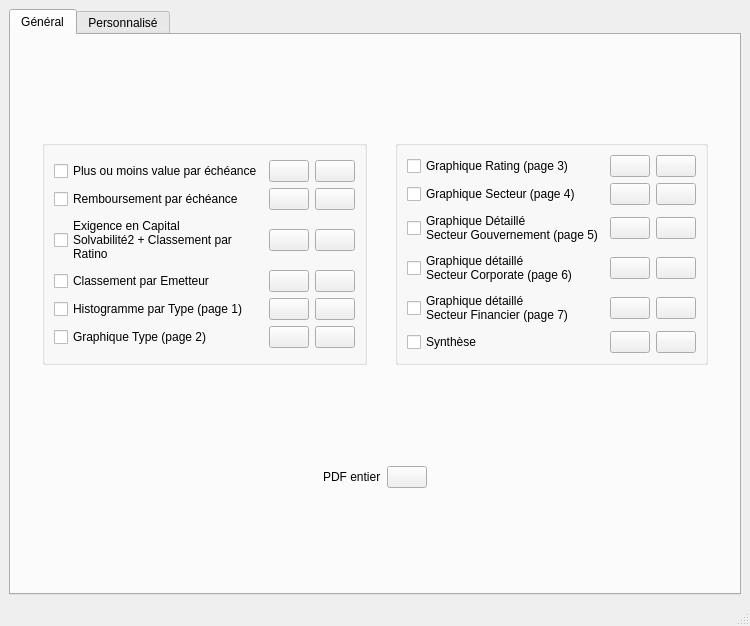
baptiste-pasquier/eurocorporate, file Gestionnaires/GestionnaireEtat.ui: the form before one commit.
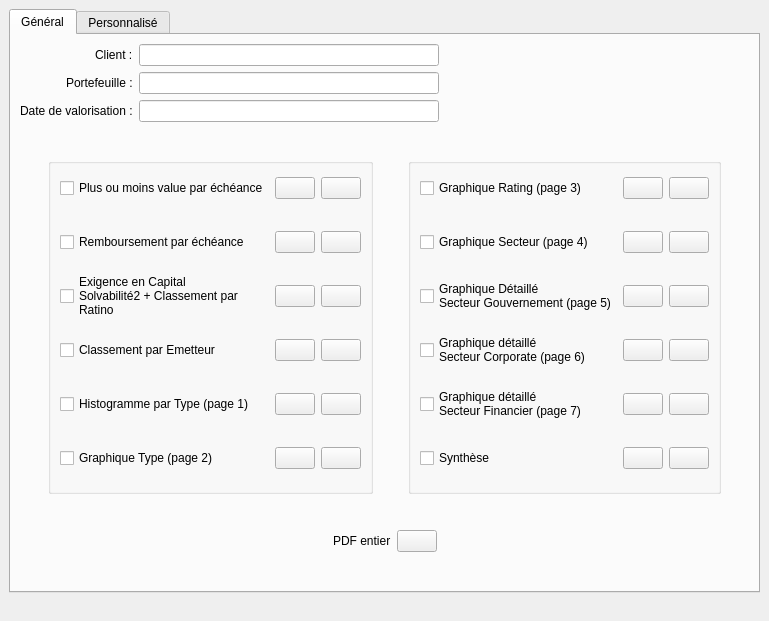
The form after the commit. The open tabs and pages were chosen to show the change. Icons and pictures are not drawn.

Patch:
```diff
--- a/Gestionnaires/GestionnaireEtat.ui
+++ b/Gestionnaires/GestionnaireEtat.ui
@@ -9,8 +9,8 @@
    <rect>
     <x>0</x>
     <y>0</y>
-    <width>750</width>
-    <height>626</height>
+    <width>769</width>
+    <height>621</height>
    </rect>
   </property>
   <property name="windowTitle">
@@ -21,6 +21,9 @@
     <normaloff>:/ressources/img/icone.png</normaloff>:/ressources/img/icone.png</iconset>
   </property>
   <widget class="QWidget" name="centralwidget">
+   <property name="enabled">
+    <bool>true</bool>
+   </property>
    <layout class="QVBoxLayout" name="verticalLayout">
     <item>
      <widget class="QTabWidget" name="tabWidget">
@@ -33,7 +36,94 @@
        </attribute>
        <layout class="QVBoxLayout" name="verticalLayout_4">
         <item>
-         <spacer name="verticalSpacer_5">
+         <layout class="QHBoxLayout" name="horizontalLayout_7">
+          <item>
+           <layout class="QFormLayout" name="formLayout">
+            <property name="labelAlignment">
+             <set>Qt::AlignRight|Qt::AlignTrailing|Qt::AlignVCenter</set>
+            </property>
+            <item row="0" column="0">
+             <widget class="QLabel" name="label">
+              <property name="text">
+               <string>Client :</string>
+              </property>
+              <property name="alignment">
+               <set>Qt::AlignLeading|Qt::AlignLeft|Qt::AlignVCenter</set>
+              </property>
+             </widget>
+            </item>
+            <item row="0" column="1">
+             <widget class="QLineEdit" name="tb_client">
+              <property name="minimumSize">
+               <size>
+                <width>300</width>
+                <height>0</height>
+               </size>
+              </property>
+              <property name="readOnly">
+               <bool>true</bool>
+              </property>
+             </widget>
+            </item>
+            <item row="1" column="0">
+             <widget class="QLabel" name="label_2">
+              <property name="text">
+               <string>Portefeuille :</string>
+              </property>
+             </widget>
+            </item>
+            <item row="1" column="1">
+             <widget class="QLineEdit" name="tb_portefeuille">
+              <property name="minimumSize">
+               <size>
+                <width>300</width>
+                <height>0</height>
+               </size>
+              </property>
+              <property name="readOnly">
+               <bool>true</bool>
+              </property>
+             </widget>
+            </item>
+            <item row="2" column="0">
+             <widget class="QLabel" name="label_3">
+              <property name="text">
+               <string>Date de valorisation :</string>
+              </property>
+             </widget>
+            </item>
+            <item row="2" column="1">
+             <widget class="QLineEdit" name="tb_date">
+              <property name="minimumSize">
+               <size>
+                <width>300</width>
+                <height>0</height>
+               </size>
+              </property>
+              <property name="readOnly">
+               <bool>true</bool>
+              </property>
+             </widget>
+            </item>
+           </layout>
+          </item>
+          <item>
+           <spacer name="horizontalSpacer_11">
+            <property name="orientation">
+             <enum>Qt::Horizontal</enum>
+            </property>
+            <property name="sizeHint" stdset="0">
+             <size>
+              <width>40</width>
+              <height>20</height>
+             </size>
+            </property>
+           </spacer>
+          </item>
+         </layout>
+        </item>
+        <item>
+         <spacer name="verticalSpacer_4">
           <property name="orientation">
            <enum>Qt::Vertical</enum>
           </property>
@@ -66,10 +156,25 @@
              <string/>
             </property>
             <layout class="QVBoxLayout" name="verticalLayout_2">
+             <property name="spacing">
+              <number>6</number>
+             </property>
+             <property name="topMargin">
+              <number>0</number>
+             </property>
+             <property name="bottomMargin">
+              <number>9</number>
+             </property>
              <item>
               <layout class="QGridLayout" name="gridLayout_2">
                <item row="0" column="0">
                 <widget class="QCheckBox" name="checkBox">
+                 <property name="minimumSize">
+                  <size>
+                   <width>0</width>
+                   <height>48</height>
+                  </size>
+                 </property>
                  <property name="text">
                   <string>Plus ou moins value par échéance</string>
                  </property>
@@ -117,6 +222,12 @@
                </item>
                <item row="1" column="0">
                 <widget class="QCheckBox" name="checkBox_2">
+                 <property name="minimumSize">
+                  <size>
+                   <width>0</width>
+                   <height>48</height>
+                  </size>
+                 </property>
                  <property name="text">
                   <string>Remboursement par échéance</string>
                  </property>
@@ -164,6 +275,12 @@
                </item>
                <item row="2" column="0">
                 <widget class="QCheckBox" name="checkBox_3">
+                 <property name="minimumSize">
+                  <size>
+                   <width>0</width>
+                   <height>48</height>
+                  </size>
+                 </property>
                  <property name="text">
                   <string>Exigence en Capital 
 Solvabilité2 + Classement par 
@@ -213,6 +330,12 @@
                </item>
                <item row="3" column="0">
                 <widget class="QCheckBox" name="checkBox_4">
+                 <property name="minimumSize">
+                  <size>
+                   <width>0</width>
+                   <height>48</height>
+                  </size>
+                 </property>
                  <property name="text">
                   <string>Classement par Emetteur</string>
                  </property>
@@ -260,6 +383,12 @@
                </item>
                <item row="4" column="0">
                 <widget class="QCheckBox" name="checkBox_5">
+                 <property name="minimumSize">
+                  <size>
+                   <width>0</width>
+                   <height>48</height>
+                  </size>
+                 </property>
                  <property name="text">
                   <string>Histogramme par Type (page 1)</string>
                  </property>
@@ -307,6 +436,12 @@
                </item>
                <item row="5" column="0">
                 <widget class="QCheckBox" name="checkBox_6">
+                 <property name="minimumSize">
+                  <size>
+                   <width>0</width>
+                   <height>48</height>
+                  </size>
+                 </property>
                  <property name="text">
                   <string>Graphique Type (page 2)</string>
                  </property>
@@ -376,10 +511,19 @@
              <string/>
             </property>
             <layout class="QHBoxLayout" name="horizontalLayout_3">
+             <property name="topMargin">
+              <number>0</number>
+             </property>
              <item>
               <layout class="QGridLayout" name="gridLayout_7">
                <item row="0" column="0">
                 <widget class="QCheckBox" name="checkBox_7">
+                 <property name="minimumSize">
+                  <size>
+                   <width>0</width>
+                   <height>48</height>
+                  </size>
+                 </property>
                  <property name="text">
                   <string>Graphique Rating (page 3)</string>
                  </property>
@@ -427,6 +571,12 @@
                </item>
                <item row="1" column="0">
                 <widget class="QCheckBox" name="checkBox_8">
+                 <property name="minimumSize">
+                  <size>
+                   <width>0</width>
+                   <height>48</height>
+                  </size>
+                 </property>
                  <property name="text">
                   <string>Graphique Secteur (page 4)</string>
                  </property>
@@ -474,6 +624,12 @@
                </item>
                <item row="2" column="0">
                 <widget class="QCheckBox" name="checkBox_9">
+                 <property name="minimumSize">
+                  <size>
+                   <width>0</width>
+                   <height>48</height>
+                  </size>
+                 </property>
                  <property name="text">
                   <string>Graphique Détaillé
 Secteur Gouvernement (page 5)</string>
@@ -522,6 +678,12 @@
                </item>
                <item row="3" column="0">
                 <widget class="QCheckBox" name="checkBox_10">
+                 <property name="minimumSize">
+                  <size>
+                   <width>0</width>
+                   <height>48</height>
+                  </size>
+                 </property>
                  <property name="text">
                   <string>Graphique détaillé
 Secteur Corporate (page 6)</string>
@@ -570,6 +732,12 @@
                </item>
                <item row="4" column="0">
                 <widget class="QCheckBox" name="checkBox_11">
+                 <property name="minimumSize">
+                  <size>
+                   <width>0</width>
+                   <height>48</height>
+                  </size>
+                 </property>
                  <property name="text">
                   <string>Graphique détaillé
 Secteur Financier (page 7)</string>
@@ -618,6 +786,12 @@
                </item>
                <item row="5" column="0">
                 <widget class="QCheckBox" name="checkBox_12">
+                 <property name="minimumSize">
+                  <size>
+                   <width>0</width>
+                   <height>48</height>
+                  </size>
+                 </property>
                  <property name="text">
                   <string>Synthèse</string>
                  </property>
@@ -690,8 +864,8 @@
           </property>
           <property name="sizeHint" stdset="0">
            <size>
-            <width>17</width>
-            <height>53</height>
+            <width>20</width>
+            <height>40</height>
            </size>
           </property>
          </spacer>
@@ -764,8 +938,8 @@
           </property>
           <property name="sizeHint" stdset="0">
            <size>
-            <width>17</width>
-            <height>54</height>
+            <width>20</width>
+            <height>40</height>
            </size>
           </property>
          </spacer>
@@ -1544,7 +1718,11 @@
     </item>
    </layout>
   </widget>
-  <widget class="QStatusBar" name="statusbar"/>
+  <widget class="QStatusBar" name="statusbar">
+   <property name="sizeGripEnabled">
+    <bool>false</bool>
+   </property>
+  </widget>
  </widget>
  <tabstops>
   <tabstop>tabWidget</tabstop>
```
Left out of the diff: 70 changed lines with no effect on the pictures.
